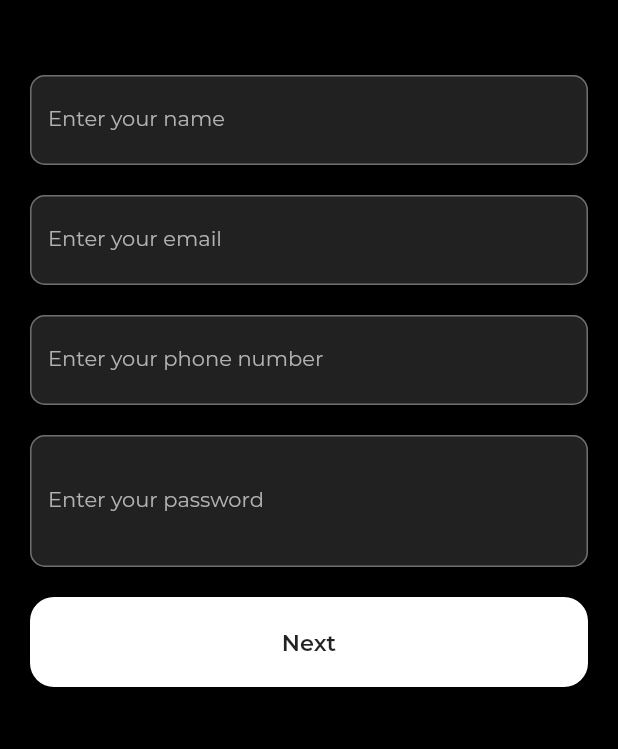
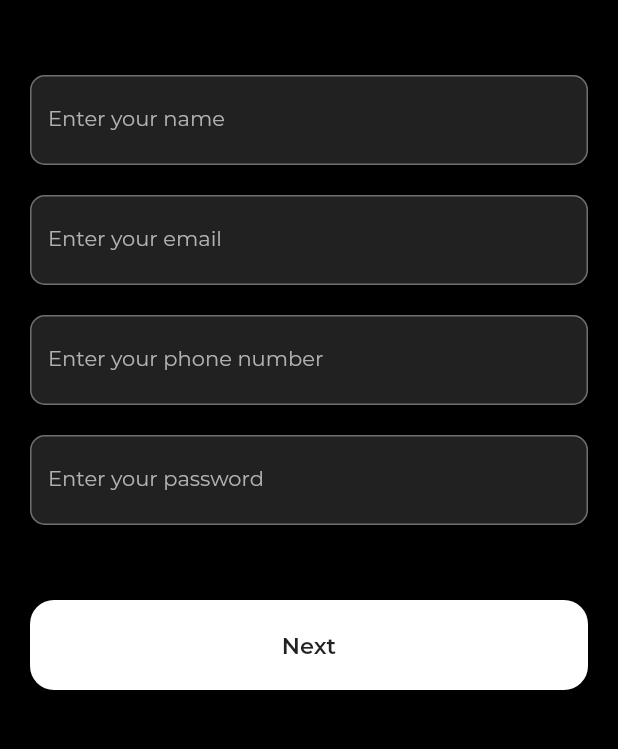
Before and after one commit to ingeniousambivert/drivably, a Flutter app: the UserSignupScreen screen opened directly, on a phone screen of 412 x 824 dp, the part 186-935 px from its top. Run offline on Flutter 3.47's test engine with Material 2 defaults, Android fonts, the phone set to English and light mode, and no system bars; our stand-ins replace camera, dio, flutter_bloc, location, shared_preferences; missing offline and left inert: mapbox_gl; accounts and stored records are empty; project files that could hold a hidden picture were left out.

Commit message:
Resized signup page and added portrait lock

```diff
--- a/lib/screens/auth/userSignup.dart
+++ b/lib/screens/auth/userSignup.dart
@@ -96,7 +96,9 @@ class _UserSignupScreenState extends State<UserSignupScreen> {
                             keyboardType: TextInputType.number,
                           ),
                           SizedBox(height: 20),
-                          TextFormField(
+                          SizedBox(
+                            height: 60.0,
+                            child: TextFormField(
                               style: TextStyle(color: Colors.white),
                               onChanged: (value) {
                                 setState(() {
@@ -124,7 +126,14 @@ class _UserSignupScreenState extends State<UserSignupScreen> {
                                   borderRadius: BorderRadius.circular(10.0),
                                 ),
                                 suffix: IconButton(
-                                icon: Icon(_icon),
+                                  icon: Padding(
+                                    padding: const EdgeInsets.only(top: 10.0),
+                                    child: Icon(
+                                      _icon,
+                                      color: Colors.white,
+                                      size: 23.0,
+                                    ),
+                                  ),
                                   onPressed: () {
                                     if (_obscureText == true) {
                                       setState(() {
@@ -145,7 +154,8 @@ class _UserSignupScreenState extends State<UserSignupScreen> {
                               ),
                               keyboardType: TextInputType.visiblePassword,
                             ),
-                          SizedBox(height: 20),
+                          ),
+                          SizedBox(height: 50),
                         ],
                       ),
                     ),
--- a/lib/utils/constants/consts.dart
+++ b/lib/utils/constants/consts.dart
@@ -44,10 +44,10 @@ String accessToken;
 String setLicense;
 
 // Meet Local
-final baseUrl = 'http://192.168.16.123:8008';
+// final baseUrl = 'http://192.168.16.123:8008';
 
 // Monarch Local
 // final baseUrl = 'http://192.168.1.18:8008';
 
 // Aditya Local
-// final baseUrl = 'http://192.168.1.9:8008';
+final baseUrl = 'http://192.168.43.166:8008';
```
Also changed, not shown: 1 other file. Lines whose indentation alone changed are shown as unchanged.
